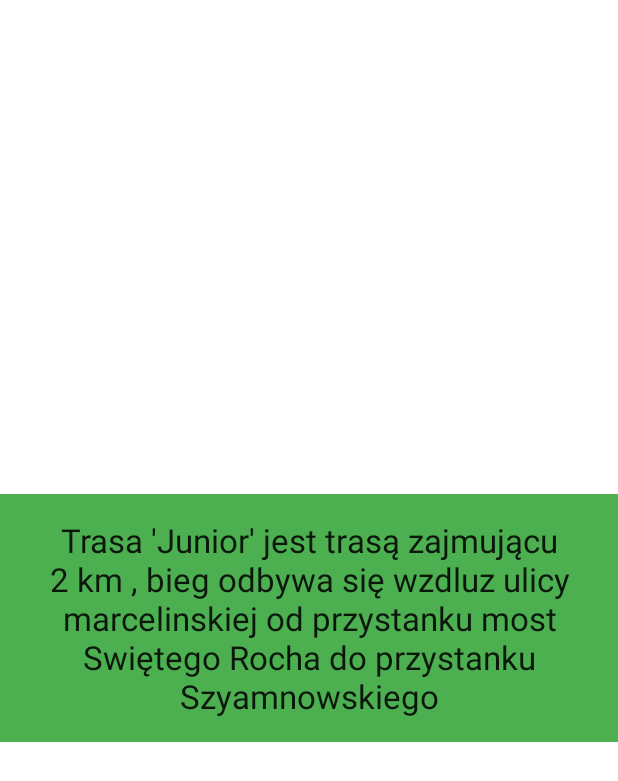
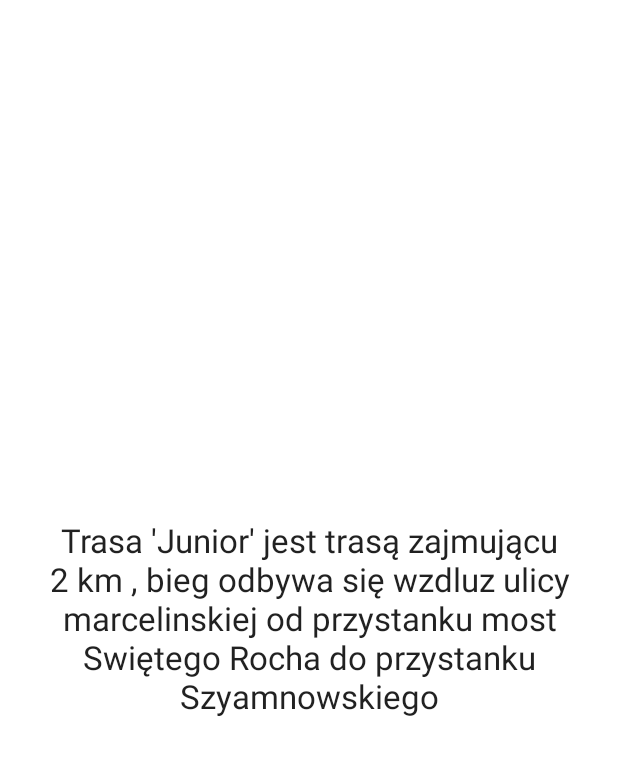
Before and after one commit to pawk3k/AM, an Android app: the screen it shows after launch (ItemDetailActivity before the commit, RunDetailActivity after it), after a tap on "Junior", on a phone screen of 412 x 824 dp. Shown: the top 781 px of the screen. Run offline under Robolectric (Android 15) with nearby library versions, the phone set to English and light mode, and no system bars.

Commit message:
final list-details

```diff
--- a/DetailFlow/app/src/main/java/com/example/detailflow/activities/ItemDetailActivity.kt
+++ /dev/null
@@ -1,48 +0,0 @@
-package com.example.detailflow.activities
-
-import android.os.Bundle
-import androidx.appcompat.app.AppCompatActivity
-import com.example.detailflow.fragments.ItemDetailFragment
-import com.example.detailflow.R
-
-/**
- * An activity representing a single Item detail screen. This
- * activity is only used on narrow width devices. On tablet-size devices,
- * item details are presented side-by-side with a list of items
- * in a [ItemListActivity].
- */
-class ItemDetailActivity : AppCompatActivity() {
-
-    override fun onCreate(savedInstanceState: Bundle?) {
-        super.onCreate(savedInstanceState)
-        setContentView(R.layout.activity_item_detail)
-
-
-        // savedInstanceState is non-null when there is fragment state
-        // saved from previous configurations of this activity
-        // (e.g. when rotating the screen from portrait to landscape).
-        // In this case, the fragment will automatically be re-added
-        // to its container so we don"t need to manually add it.
-        // For more information, see the Fragments API guide at:
-        //
-        // http://developer.android.com/guide/components/fragments.html
-        //
-        if (savedInstanceState == null) {
-            // Create the detail fragment and add it to the activity
-            // using a fragment transaction.
-            val fragment = ItemDetailFragment().apply {
-                arguments = Bundle().apply {
-                    putString(
-                        ItemDetailFragment.ARG_ITEM_ID,
-                        intent.getStringExtra(ItemDetailFragment.ARG_ITEM_ID)
-                    )
-                }
-            }
-
-            supportFragmentManager.beginTransaction()
-                .add(R.id.item_detail_container, fragment)
-                .commit()
-        }
-    }
-
-}
--- a/DetailFlow/app/src/main/java/com/example/detailflow/activities/ItemListActivity.kt
+++ /dev/null
@@ -1,136 +0,0 @@
-package com.example.detailflow.activities
-
-import android.os.Bundle
-import androidx.appcompat.app.AppCompatActivity
-import androidx.recyclerview.widget.RecyclerView
-import android.widget.FrameLayout
-import com.example.detailflow.R
-import com.example.detailflow.adapters.RunRecyclerAdapter
-
-/**
- * An activity representing a list of Pings. This activity
- * has different presentations for handset and tablet-size devices. On
- * handsets, the activity presents a list of items, which when touched,
- * lead to a [ItemDetailActivity] representing
- * item details. On tablets, the activity presents the list of items and
- * item details side-by-side using two vertical panes.
- */
-class ItemListActivity : AppCompatActivity() {
-
-    /**
-     * Whether or not the activity is in two-pane mode, i.e. running on a tablet
-     * device.
-     */
-    private var twoPane: Boolean = false
-
-    public var data = HashMap<String, String>()
-
-    fun initializeData() {
-        data.put(
-            "Rusalka",
-            "Trasa 'Rusalka' jest trasą zajmującu 6 km , bieg odbywa się wokół jeziora "
-        )
-        data.put(
-            "Malta",
-            "Trasa 'Malta' jest trasą zajmującu około 8 km , bieg odbywa się wokół jeziora które jak sama trasa wskazuje 'Malta'"
-        )
-        data.put(
-            "Junior",
-            "Trasa 'Junior' jest trasą zajmującu 2 km , bieg odbywa się wzdluz ulicy marcelinskiej od przystanku most Swiętego Rocha do przystanku Szyamnowskiego"
-        )
-        data.put(
-            "Not so Junior",
-            "Trasa 'Not so Junior' jest trasą zajmującu 4 km , trasa przebiege 3 razy wokół Politechniki Poznanskiej "
-        )
-        data.put(
-            "Senior",
-            "Trasa 'Senior' jest trasą zajmującu 12 km , bieg odbywa się wokół jeziora 2 razy wokół  jeziora 'Rusalka'  "
-        )
-        data.put(
-            "Survival Race",
-            "Trasa 'Rusalka' jest trasą zajmującu 6 km , bieg odbywa się wokół jeziora "
-        )
-        data.put(
-            "Rusalka1",
-            "Trasa 'Rusalka' jest trasą zajmującu 6 km , bieg odbywa się wokół jeziora "
-        )
-        data.put(
-            "Rusalka2",
-            "Trasa 'Rusalka' jest trasą zajmującu 6 km , bieg odbywa się wokół jeziora "
-        )
-        data.put(
-            "Rusalka3",
-            "Trasa 'Rusalka' jest trasą zajmującu 6 km , bieg odbywa się wokół jeziora "
-        )
-    }
-
-    override fun onCreate(savedInstanceState: Bundle?) {
-        initializeData()
-        super.onCreate(savedInstanceState)
-        setContentView(R.layout.activity_item_list)
-        setupRecyclerView(findViewById(R.id.item_list))
-    }
-
-    private fun setupRecyclerView(recyclerView: RecyclerView) {
-        val list = ArrayList<String>()
-        for (key in data.keys) {
-            list.add(key)
-        }
-
-        val detailContainer: FrameLayout? =
-            findViewById(R.id.item_detail_container)
-        recyclerView.adapter =
-            RunRecyclerAdapter(this, list, data, detailContainer != null)
-    }
-
-//    class SimpleItemRecyclerViewAdapter(private val parentActivity: ItemListActivity,
-//                                        private val values: List<String>,
-//                                        private val data : HashMap<String,String>
-//                                        ) :
-//            RecyclerView.Adapter<SimpleItemRecyclerViewAdapter.ViewHolder>() {
-//
-//        override fun onCreateViewHolder(parent: ViewGroup, viewType: Int): ViewHolder {
-//            val view = LayoutInflater.from(parent.context)
-//                    .inflate(R.layout.item_list_content, parent, false)
-//            return ViewHolder(view)
-//        }
-//
-//        override fun onBindViewHolder(holder: ViewHolder, position: Int) {
-//            val item = values[position]
-//            holder.contentView.text = item.toString()
-//            val detailContainer: NestedScrollView? = holder.itemView.findViewById(R.id.item_detail_container)
-//
-//
-//            with(holder.itemView) {
-//                tag = item
-//                setOnClickListener(){
-//                    val item = this.tag as String
-//                    val description = data[item]
-//                    println(description)
-//                    if (detailContainer == null) {
-//                        val fragment = ItemDetailFragment().apply {
-//                            arguments = Bundle().apply {
-//                                putString(ItemDetailFragment.ARG_ITEM_ID, description)
-//                            }
-//                        }
-//                        parentActivity.supportFragmentManager
-//                            .beginTransaction()
-//                            .replace(R.id.item_detail_container, fragment)
-//                            .commit()
-//                    } else {
-//                        val intent = Intent(this.context, ItemDetailActivity::class.java).apply {
-//                            putExtra(ItemDetailFragment.ARG_ITEM_ID, description )
-//                        }
-//                        this.context.startActivity(intent)
-//                    }
-//                }
-//            }
-//        }
-//
-//        override fun getItemCount() = values.size
-//
-//        inner class ViewHolder(view: View) : RecyclerView.ViewHolder(view) {
-//            val contentView: TextView = view.findViewById(R.id.content)
-//        }
-//    }
-}
--- /dev/null
+++ b/DetailFlow/app/src/main/java/com/example/detailflow/activities/RunDetailActivity.kt
@@ -0,0 +1,30 @@
+package com.example.detailflow.activities
+
+import android.os.Bundle
+import androidx.appcompat.app.AppCompatActivity
+import com.example.detailflow.fragments.RunDetailFragment
+import com.example.detailflow.R
+
+class RunDetailActivity : AppCompatActivity() {
+
+    override fun onCreate(savedInstanceState: Bundle?) {
+        super.onCreate(savedInstanceState)
+        setContentView(R.layout.activity_run_detail)
+
+        if (savedInstanceState == null) {
+            val fragment = RunDetailFragment().apply {
+                arguments = Bundle().apply {
+                    putString(
+                        RunDetailFragment.ARG_ITEM_ID,
+                        intent.getStringExtra(RunDetailFragment.ARG_ITEM_ID)
+                    )
+                }
+            }
+
+            supportFragmentManager.beginTransaction()
+                .add(R.id.item_detail_container, fragment)
+                .commit()
+        }
+    }
+
+}
--- /dev/null
+++ b/DetailFlow/app/src/main/java/com/example/detailflow/activities/RunListActivity.kt
@@ -0,0 +1,80 @@
+package com.example.detailflow.activities
+
+import android.os.Bundle
+import androidx.appcompat.app.AppCompatActivity
+import androidx.recyclerview.widget.RecyclerView
+import android.widget.FrameLayout
+import com.example.detailflow.R
+import com.example.detailflow.adapters.RunRecyclerAdapter
+
+
+class RunListActivity : AppCompatActivity() {
+    private var twoPane: Boolean = false
+
+    public var data = HashMap<String, String>()
+
+    fun initializeData() {
+        data.put(
+            "Rusalka",
+            "Trasa 'Rusalka' jest trasą zajmującu 6 km , bieg odbywa się wokół jeziora "
+        )
+        data.put(
+            "Malta",
+            "Trasa 'Malta' jest trasą zajmującu około 8 km , bieg odbywa się wokół jeziora które jak sama trasa wskazuje 'Malta'"
+        )
+        data.put(
+            "Junior",
+            "Trasa 'Junior' jest trasą zajmującu 2 km , bieg odbywa się wzdluz ulicy marcelinskiej od przystanku most Swiętego Rocha do przystanku Szyamnowskiego"
+        )
+        data.put(
+            "Not so Junior",
+            "Trasa 'Not so Junior' jest trasą zajmującu 4 km , trasa przebiege 3 razy wokół Politechniki Poznanskiej "
+        )
+        data.put(
+            "Senior",
+            "Trasa 'Senior' jest trasą zajmującu 12 km , bieg odbywa się wokół jeziora 2 razy wokół  jeziora 'Rusalka'  "
+        )
+        data.put(
+            "Survival Race",
+            "Trasa 'Rusalka' jest trasą zajmującu 6 km , bieg odbywa się wokół jeziora "
+        )
+        data.put(
+            "Lasek Marceliński",
+            " W Lasku Marcelińskim jest sporo ścieżek do biegania. W jednym miejscu jest niewielkie wzniesienie. Są także wytyczone dwie trasy biegowe, jedna o długości 4,12 km a druga 2,45."
+        )
+        data.put(
+            "Cytadela",
+            "Biegi odbywają się przez cały rok. Park Cytadela położony jest na Wzgórzu Winiarskim, a więc są tu spore różnice w nachyleniu terenu. Jest sporo alejek, w większości asfaltowych, ale są też wąskie parkowe ścieżki."
+        )
+        data.put(
+            "Wzdluż Wartz Left Side",
+            "Bieg odbywa sie wzdluż warty po lewej jej stronie jeśli wstać w srodku warty i patrzyć na Katedrę"
+        )
+
+        data.put(
+            "Wzdluż Wartz Right Side",
+            "Bieg odbywa sie wzdluż warty po prawej jej stronie jeśli wstać w srodku warty i patrzyć na Katedrę"
+        )
+
+
+    }
+
+    override fun onCreate(savedInstanceState: Bundle?) {
+        initializeData()
+        super.onCreate(savedInstanceState)
+        setContentView(R.layout.activity_run_list)
+        setupRecyclerView(findViewById(R.id.item_list))
+    }
+
+    private fun setupRecyclerView(recyclerView: RecyclerView) {
+        val list = ArrayList<String>()
+        for (key in data.keys) {
+            list.add(key)
+        }
+
+        val detailContainer: FrameLayout? =
+            findViewById(R.id.item_detail_container)
+        recyclerView.adapter =
+            RunRecyclerAdapter(this, list, data, detailContainer != null)
+    }
+}
--- a/DetailFlow/app/src/main/java/com/example/detailflow/adapters/RunRecyclerAdapter.kt
+++ b/DetailFlow/app/src/main/java/com/example/detailflow/adapters/RunRecyclerAdapter.kt
@@ -8,13 +8,13 @@ import android.view.ViewGroup
 import android.widget.TextView
 import androidx.core.widget.NestedScrollView
 import androidx.recyclerview.widget.RecyclerView
-import com.example.detailflow.activities.ItemDetailActivity
-import com.example.detailflow.fragments.ItemDetailFragment
-import com.example.detailflow.activities.ItemListActivity
+import com.example.detailflow.activities.RunDetailActivity
+import com.example.detailflow.fragments.RunDetailFragment
+import com.example.detailflow.activities.RunListActivity
 import com.example.detailflow.R
 
 class RunRecyclerAdapter(
-    private val parentActivity: ItemListActivity,
+    private val parentActivity: RunListActivity,
     private val values: List<String>,
     private val data: HashMap<String, String>,
     private val tablet : Boolean
@@ -41,9 +41,9 @@ class RunRecyclerAdapter(
                 val description = data[item]
                 println(description)
                 if (tablet) {
-                    val fragment = ItemDetailFragment().apply {
+                    val fragment = RunDetailFragment().apply {
                         arguments = Bundle().apply {
-                            putString(ItemDetailFragment.ARG_ITEM_ID, description)
+                            putString(RunDetailFragment.ARG_ITEM_ID, description)
                         }
                     }
                     parentActivity.supportFragmentManager
@@ -51,8 +51,8 @@ class RunRecyclerAdapter(
                         .replace(R.id.item_detail_container, fragment)
                         .commit()
                 } else {
-                    val intent = Intent(this.context, ItemDetailActivity::class.java).apply {
-                        putExtra(ItemDetailFragment.ARG_ITEM_ID, description)
+                    val intent = Intent(this.context, RunDetailActivity::class.java).apply {
+                        putExtra(RunDetailFragment.ARG_ITEM_ID, description)
                     }
                     this.context.startActivity(intent)
                 }
--- a/DetailFlow/app/src/main/java/com/example/detailflow/fragments/ItemDetailFragment.kt
+++ b/DetailFlow/app/src/main/java/com/example/detailflow/fragments/RunDetailFragment.kt
@@ -8,27 +8,13 @@ import android.view.ViewGroup
 import android.widget.TextView
 import com.example.detailflow.R
 
-/**
- * A fragment representing a single Item detail screen.
- * This fragment is either contained in a [ItemListActivity]
- * in two-pane mode (on tablets) or a [ItemDetailActivity]
- * on handsets.
- */
-class ItemDetailFragment : Fragment() {
-
-    /**
-     * The dummy content this fragment is presenting.
-     */
+class RunDetailFragment : Fragment() {
     private var item: String? = null
 
     override fun onCreate(savedInstanceState: Bundle?) {
         super.onCreate(savedInstanceState)
-
         arguments?.let {
             if (it.containsKey(ARG_ITEM_ID)) {
-                // Load the dummy content specified by the fragment
-                // arguments. In a real-world scenario, use a Loader
-                // to load content from a content provider.
                 item = it.getString(ARG_ITEM_ID)
             }
         }
@@ -37,20 +23,12 @@ class ItemDetailFragment : Fragment() {
     override fun onCreateView(inflater: LayoutInflater, container: ViewGroup?,
                               savedInstanceState: Bundle?): View? {
         val rootView = inflater.inflate(R.layout.item_detail, container, false)
-
-        // Show the dummy content as text in a TextView.
         item?.let {
             rootView.findViewById<TextView>(R.id.item_detail).text = it
         }
-
         return rootView
     }
-
     companion object {
-        /**
-         * The fragment argument representing the item ID that this fragment
-         * represents.
-         */
         const val ARG_ITEM_ID = "item_id"
     }
 }
--- a/DetailFlow/app/src/main/res/layout-large/item_list.xml
+++ b/DetailFlow/app/src/main/res/layout-large/run_item_list.xml
@@ -9,7 +9,7 @@
     android:baselineAligned="false"
     android:divider="?android:attr/dividerHorizontal"
     android:showDividers="middle"
-    tools:context=".activities.ItemListActivity">
+    tools:context=".activities.RunListActivity">
 
     <!--
     This layout is a two-pane layout for the Items master/detail flow.
@@ -26,7 +26,7 @@
         android:layout_marginLeft="16dp"
         android:layout_marginRight="16dp"
         app:layoutManager="LinearLayoutManager"
-        tools:context="com.example.detailflow.activities.ItemListActivity"
+        tools:context="com.example.detailflow.activities.RunListActivity"
         tools:listitem="@layout/item_list_content" />
 
     <FrameLayout
--- a/DetailFlow/app/src/main/res/layout/activity_item_detail.xml
+++ b/DetailFlow/app/src/main/res/layout/activity_run_detail.xml
@@ -5,7 +5,7 @@
     android:layout_width="match_parent"
     android:layout_height="match_parent"
     android:fitsSystemWindows="true"
-    tools:context=".activities.ItemDetailActivity"
+    tools:context=".activities.RunDetailActivity"
     tools:ignore="MergeRootFrame">
 
     <androidx.core.widget.NestedScrollView
--- a/DetailFlow/app/src/main/res/layout/activity_item_list.xml
+++ b/DetailFlow/app/src/main/res/layout/activity_run_list.xml
@@ -5,7 +5,7 @@
     android:layout_width="match_parent"
     android:layout_height="match_parent"
     android:fitsSystemWindows="true"
-    tools:context=".activities.ItemListActivity">
+    tools:context=".activities.RunListActivity">
 
     <com.google.android.material.appbar.AppBarLayout
         android:id="@+id/app_bar"
@@ -27,7 +27,7 @@
         android:layout_height="match_parent"
         app:layout_behavior="@string/appbar_scrolling_view_behavior">
 
-        <include layout="@layout/item_list" />
+        <include layout="@layout/run_item_list" />
     </FrameLayout>
 
 </androidx.coordinatorlayout.widget.CoordinatorLayout>
--- a/DetailFlow/app/src/main/res/layout/item_detail.xml
+++ b/DetailFlow/app/src/main/res/layout/item_detail.xml
@@ -6,8 +6,7 @@
     android:layout_width="match_parent"
     android:layout_height="match_parent"
     android:layout_gravity="center"
-    android:background="#4CAF50"
     android:gravity="center"
     android:padding="16dp"
     android:textIsSelectable="true"
-    tools:context=".fragments.ItemDetailFragment" />
+    tools:context=".fragments.RunDetailFragment" />
--- a/DetailFlow/app/src/main/res/layout/item_list_content.xml
+++ b/DetailFlow/app/src/main/res/layout/item_list_content.xml
@@ -7,7 +7,7 @@
     <TextView
         android:id="@+id/content"
         android:layout_width="wrap_content"
-        android:layout_height="wrap_content"
+        android:layout_height="100dp"
         android:layout_gravity="center|center_horizontal|center_vertical"
         android:layout_margin="@dimen/text_margin"
         android:gravity="center|center_horizontal"
--- a/DetailFlow/app/src/main/res/layout/item_list.xml
+++ b/DetailFlow/app/src/main/res/layout/run_item_list.xml
@@ -9,5 +9,5 @@
     android:layout_marginLeft="16dp"
     android:layout_marginRight="16dp"
     app:layoutManager="LinearLayoutManager"
-    tools:context=".activities.ItemListActivity"
+    tools:context=".activities.RunListActivity"
     tools:listitem="@layout/item_list_content" />
```
Also changed, not shown: DetailFlow/app/src/main/AndroidManifest.xml (+4 -4 lines).
